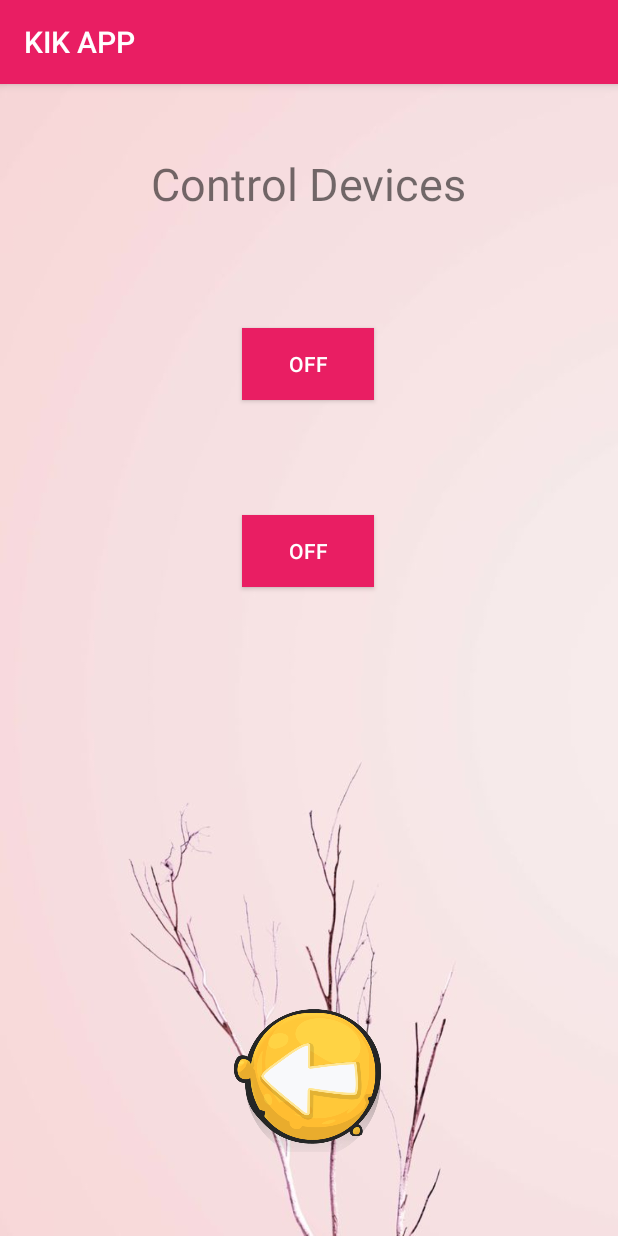
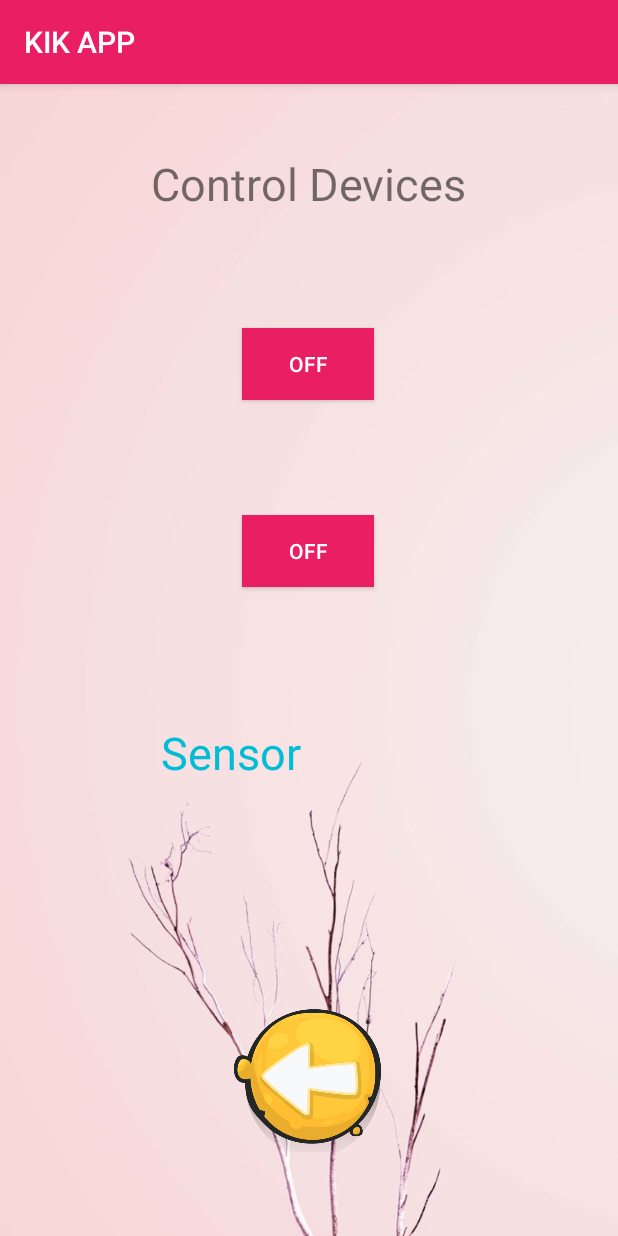
Before and after one commit to giggs147258/MyApp, an Android app: the FirebaseActivity screen opened directly, with no data from a screen before it, on a phone screen of 412 x 824 dp. Run offline under Robolectric (Android 15) with nearby library versions, the phone set to English and light mode, and no system bars; our stand-ins replace Firebase (no records; nobody signed in at launch, a user with empty details on screens opened directly); 3 statements that could not run were skipped.

Commit message:
Sensor Gas

```diff
--- a/app/src/main/java/com/example/kornchrismas/myapp/FirebaseActivity.java
+++ b/app/src/main/java/com/example/kornchrismas/myapp/FirebaseActivity.java
@@ -112,7 +112,7 @@ public class FirebaseActivity extends AppCompatActivity {
             @Override
             public void onDataChange(DataSnapshot dataSnapshot) {
                 Map map = (Map) dataSnapshot.getValue();
-                String index = String.valueOf(map.get("index"));
+                String index = String.valueOf(map.get("SensorGas"));
                 textView.setText(index);
             }
 
--- a/app/src/main/res/layout/activity_firebase.xml
+++ b/app/src/main/res/layout/activity_firebase.xml
@@ -63,20 +63,22 @@
 
     <TextView
         android:id="@+id/textView2"
-        android:layout_width="107dp"
-        android:layout_height="63dp"
+        android:layout_width="79dp"
+        android:layout_height="40dp"
         android:layout_marginBottom="8dp"
         android:layout_marginEnd="8dp"
         android:layout_marginStart="8dp"
         android:layout_marginTop="8dp"
+        android:text=""
         android:textAlignment="center"
         android:textColor="@color/colorAccent"
         android:textSize="30sp"
         app:layout_constraintBottom_toBottomOf="parent"
         app:layout_constraintEnd_toEndOf="parent"
+        app:layout_constraintHorizontal_bias="0.806"
         app:layout_constraintStart_toStartOf="parent"
         app:layout_constraintTop_toTopOf="parent"
-        app:layout_constraintVertical_bias="0.587" />
+        app:layout_constraintVertical_bias="0.586" />
 
     <ImageButton
         android:id="@+id/btnBack"
@@ -95,4 +97,23 @@
         app:layout_constraintTop_toTopOf="parent"
         app:layout_constraintVertical_bias="0.926" />
 
+    <TextView
+        android:id="@+id/textView3"
+        android:layout_width="152dp"
+        android:layout_height="40dp"
+        android:layout_marginBottom="8dp"
+        android:layout_marginEnd="8dp"
+        android:layout_marginStart="8dp"
+        android:layout_marginTop="8dp"
+        android:text="Sensor Gas"
+        android:textAlignment="center"
+        android:textColor="@color/colorAccent"
+        android:textSize="30sp"
+        app:layout_constraintBottom_toBottomOf="parent"
+        app:layout_constraintEnd_toEndOf="parent"
+        app:layout_constraintHorizontal_bias="0.287"
+        app:layout_constraintStart_toStartOf="parent"
+        app:layout_constraintTop_toTopOf="parent"
+        app:layout_constraintVertical_bias="0.586" />
+
 </android.support.constraint.ConstraintLayout>
```
Also changed, not shown: app/src/main/res/layout/activity_main.xml (+6 -6 lines), app/src/main/res/layout/activity_register.xml (+6 -6 lines).
